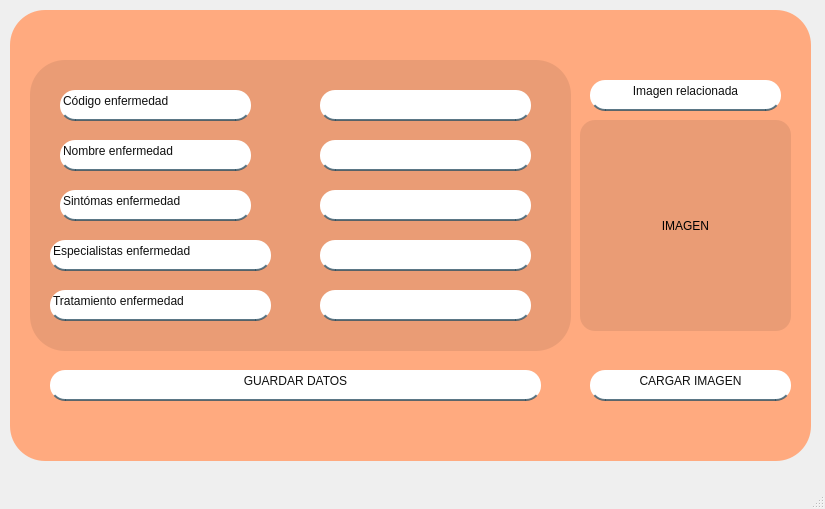
First picture: the form in agregar.ui, repository mariacamilato/TRABAJO-FINAL, before the edit.
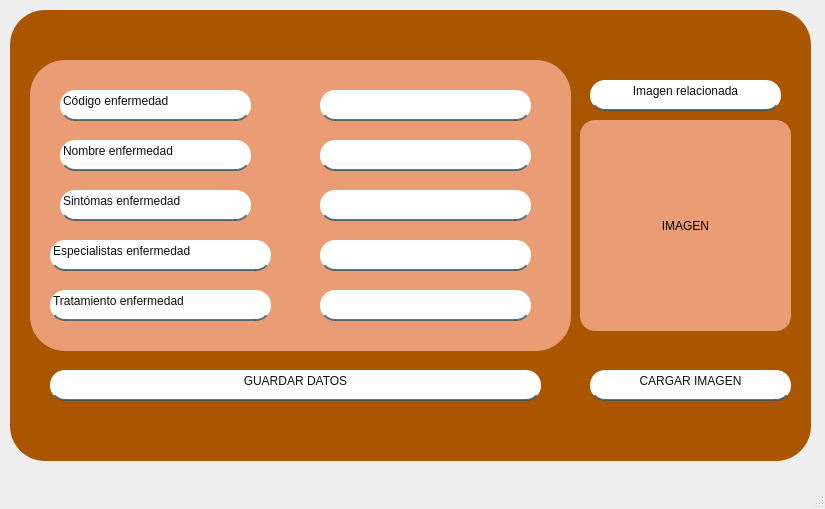
Second picture: the form after the edit. Icons and pictures are not drawn.

The edit to the form file:
```diff
--- a/agregar.ui
+++ b/agregar.ui
@@ -24,8 +24,8 @@
      </rect>
     </property>
     <property name="styleSheet">
-     <string notr="true">background-color: rgb(255, 170, 127);
-border-radius: 35px;</string>
+     <string notr="true">border-radius: 35px;
+background-color: rgb(170, 85, 0);</string>
     </property>
     <widget class="QFrame" name="frame">
      <property name="geometry">
```
